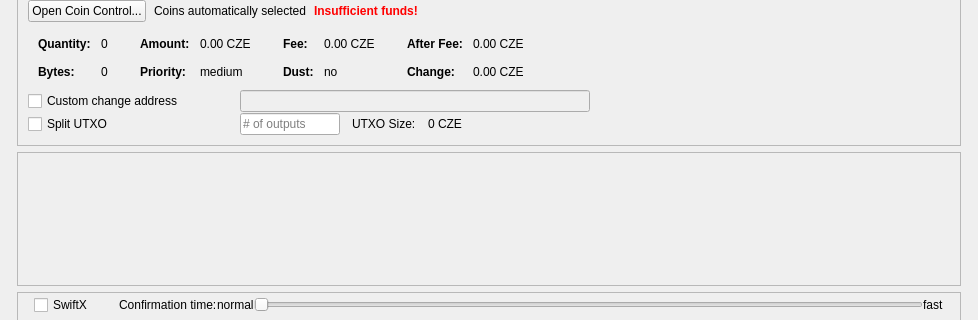
This is src/qt/forms/sendcoinsdialog.ui in Carbon-Zero/CarbonZero as Qt 5 draws it before an edit; both pictures show x 0 to 978 and y 131 to 451 of the 978 by 695 pixel window. The edited form follows.
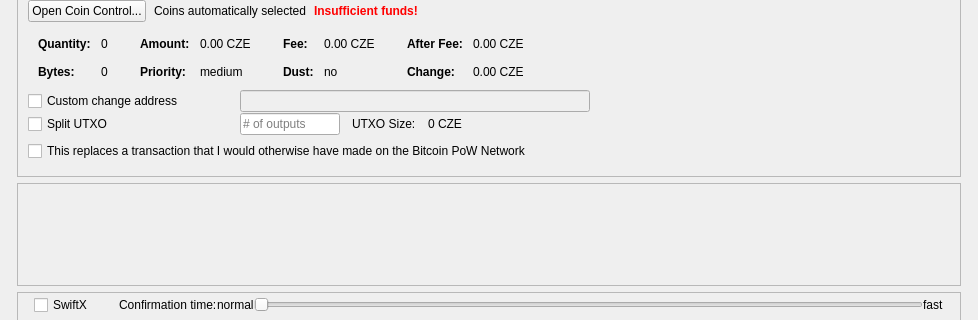
This is the edited form. Icons and pictures are not drawn. Custom widgets are drawn as their Qt base class.

Patch:
```diff
--- a/src/qt/forms/sendcoinsdialog.ui
+++ b/src/qt/forms/sendcoinsdialog.ui
@@ -868,7 +868,55 @@
                 </item>
                </layout>
               </item>
-              <item>
+		<item>
+               <layout class="QHBoxLayout" name="horizontalLayoutCoinControl61">
+                <property name="spacing">
+                 <number>12</number>
+                </property>
+                <property name="rightMargin">
+                 <number>0</number>
+                </property>
+                <item>
+                 <widget class="QCheckBox" name="bitcoinCheckBox">
+                  <property name="sizePolicy">
+                   <sizepolicy hsizetype="Preferred" vsizetype="Preferred">
+                    <horstretch>0</horstretch>
+                    <verstretch>0</verstretch>
+                   </sizepolicy>
+                  </property>
+                  <property name="minimumSize">
+                   <size>
+                    <width>200</width>
+                    <height>30</height>
+                   </size>
+                  </property>
+                  <property name="maximumSize">
+                   <size>
+                    <width>800</width>
+                    <height>16777215</height>
+                   </size>
+                  </property>
+                  <property name="text">
+                   <string>This replaces a transaction that I would otherwise have made on the Bitcoin PoW Network</string>
+                  </property>
+                 </widget>
+                </item>
+                <item>
+                 <spacer name="horizontalSpacer_71">
+                  <property name="orientation">
+                   <enum>Qt::Horizontal</enum>
+                  </property>
+                  <property name="sizeHint" stdset="0">
+                   <size>
+                    <width>40</width>
+                    <height>20</height>
+                   </size>
+                  </property>
+                 </spacer>
+                </item>
+               </layout>
+              </item>
+		      <item>
                <spacer name="verticalSpacerCoinControl">
                 <property name="orientation">
                  <enum>Qt::Vertical</enum>
```
